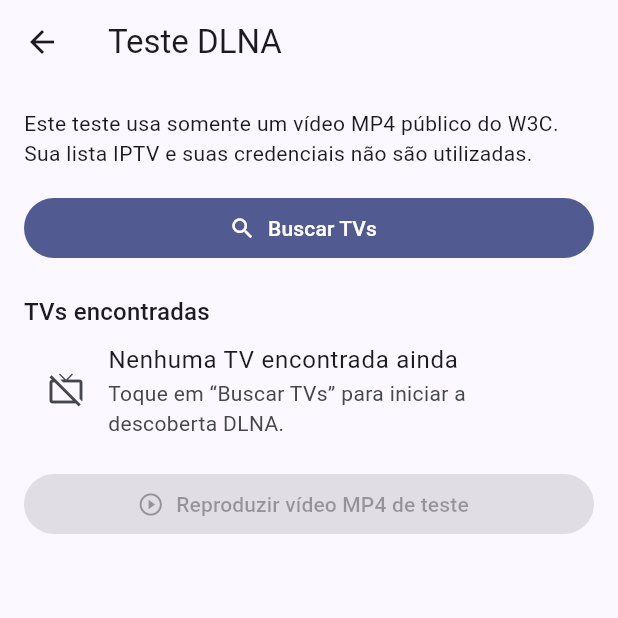
After one commit to waldecir533/streambox, a Flutter app: the DlnaTestScreen screen opened directly, on a phone screen of 412 x 824 dp, the top half of it. The commit adds this screen. Run offline on Flutter 3.47's test engine with Material 3 defaults, Android fonts, the phone set to English and light mode, and no system bars; our stand-ins replace shared_preferences, video_player; missing offline and left inert: android_intent_plus, flutter_chrome_cast, flutter_vlc_player; accounts and stored records are empty.

Commit message:
Adiciona tela visível de teste DLNA

```diff
--- /dev/null
+++ b/lib/screens/dlna_test_screen.dart
@@ -0,0 +1,244 @@
+import 'dart:async';
+import 'dart:developer' as developer;
+
+import 'package:flutter/material.dart';
+
+import '../services/dlna_service.dart';
+
+class DlnaTestScreen extends StatefulWidget {
+  const DlnaTestScreen({super.key});
+
+  @override
+  State<DlnaTestScreen> createState() => _DlnaTestScreenState();
+}
+
+class _DlnaTestScreenState extends State<DlnaTestScreen> {
+  final _dlna = DlnaService();
+  StreamSubscription<List<DlnaDevice>>? _subscription;
+  List<DlnaDevice> _devices = const [];
+  DlnaDevice? _selectedDevice;
+  final Set<DlnaTestStage> _acceptedStages = {};
+  bool _searching = false;
+  bool _testing = false;
+  bool _testFinished = false;
+  String? _message;
+
+  @override
+  void initState() {
+    super.initState();
+    _subscription = _dlna.devices.listen((devices) {
+      if (!mounted) return;
+      setState(() {
+        _devices = devices;
+        if (_selectedDevice != null &&
+            !devices.any((device) => device.id == _selectedDevice!.id)) {
+          _selectedDevice = null;
+        }
+      });
+    });
+  }
+
+  Future<void> _search() async {
+    if (_searching || _testing) return;
+    setState(() {
+      _searching = true;
+      _message = null;
+      _selectedDevice = null;
+      _acceptedStages.clear();
+      _testFinished = false;
+    });
+    try {
+      await _dlna.discover();
+      if (mounted && _devices.isEmpty) {
+        setState(() => _message =
+            'Nenhuma TV DLNA foi encontrada. Confirme que os aparelhos estão na mesma rede Wi-Fi.');
+      }
+    } on DlnaException catch (error) {
+      if (mounted) setState(() => _message = error.message);
+    } catch (error, stackTrace) {
+      developer.log(
+        'Falha na busca do teste DLNA',
+        name: 'StreamBox.DLNA.Test',
+        error: error,
+        stackTrace: stackTrace,
+      );
+      if (mounted) {
+        setState(() => _message = 'Não foi possível buscar TVs agora.');
+      }
+    } finally {
+      if (mounted) setState(() => _searching = false);
+    }
+  }
+
+  Future<void> _playTestVideo() async {
+    final device = _selectedDevice;
+    if (device == null || _testing) return;
+    setState(() {
+      _testing = true;
+      _testFinished = false;
+      _acceptedStages.clear();
+      _message = null;
+    });
+    try {
+      await _dlna.testPublicVideo(
+        device,
+        onStage: (stage) {
+          if (mounted) setState(() => _acceptedStages.add(stage));
+        },
+      );
+      if (mounted) {
+        setState(() => _message =
+            'Teste concluído: o vídeo MP4 público foi enviado para a TV.');
+      }
+    } on DlnaException catch (error) {
+      if (mounted) setState(() => _message = error.message);
+    } catch (error, stackTrace) {
+      developer.log(
+        'Falha inesperada no teste DLNA',
+        name: 'StreamBox.DLNA.Test',
+        error: error,
+        stackTrace: stackTrace,
+      );
+      if (mounted) {
+        setState(() => _message = 'Não foi possível reproduzir o vídeo de teste.');
+      }
+    } finally {
+      if (mounted) {
+        setState(() {
+          _testing = false;
+          _testFinished = true;
+        });
+      }
+    }
+  }
+
+  Future<void> _cancel() async {
+    await _dlna.stopDiscovery();
+    if (mounted) setState(() => _searching = false);
+  }
+
+  @override
+  void dispose() {
+    unawaited(_subscription?.cancel());
+    unawaited(_dlna.dispose());
+    super.dispose();
+  }
+
+  @override
+  Widget build(BuildContext context) {
+    return Scaffold(
+      appBar: AppBar(title: const Text('Teste DLNA')),
+      body: SafeArea(
+        child: ListView(
+          padding: const EdgeInsets.all(16),
+          children: [
+            const Text(
+              'Este teste usa somente um vídeo MP4 público do W3C. Sua lista IPTV e suas credenciais não são utilizadas.',
+            ),
+            const SizedBox(height: 16),
+            FilledButton.icon(
+              onPressed: _searching || _testing ? null : _search,
+              icon: const Icon(Icons.search),
+              label: const Text('Buscar TVs'),
+            ),
+            if (_searching) ...[
+              const SizedBox(height: 12),
+              const LinearProgressIndicator(),
+              TextButton.icon(
+                onPressed: _cancel,
+                icon: const Icon(Icons.cancel_outlined),
+                label: const Text('Cancelar busca'),
+              ),
+            ],
+            if (_message != null) ...[
+              const SizedBox(height: 12),
+              Card(
+                child: Padding(
+                  padding: const EdgeInsets.all(16),
+                  child: Text(_message!),
+                ),
+              ),
+            ],
+            const SizedBox(height: 20),
+            Text('TVs encontradas', style: Theme.of(context).textTheme.titleMedium),
+            if (!_searching && _devices.isEmpty)
+              const ListTile(
+                leading: Icon(Icons.tv_off_outlined),
+                title: Text('Nenhuma TV encontrada ainda'),
+                subtitle: Text('Toque em “Buscar TVs” para iniciar a descoberta DLNA.'),
+              ),
+            for (final device in _devices)
+              ListTile(
+                selected: _selectedDevice?.id == device.id,
+                leading: Icon(
+                  _selectedDevice?.id == device.id
+                      ? Icons.radio_button_checked
+                      : Icons.radio_button_off,
+                ),
+                onTap: _testing
+                    ? null
+                    : () => setState(() {
+                          _selectedDevice = device;
+                          _acceptedStages.clear();
+                          _testFinished = false;
+                          _message = null;
+                        }),
+                title: Text(device.name),
+                subtitle: Text(
+                  '${device.manufacturer ?? 'Smart TV'} • ${device.model ?? 'DLNA/UPnP'}',
+                ),
+              ),
+            const SizedBox(height: 12),
+            FilledButton.tonalIcon(
+              onPressed: _selectedDevice == null || _searching || _testing
+                  ? null
+                  : _playTestVideo,
+              icon: const Icon(Icons.play_circle_outline),
+              label: const Text('Reproduzir vídeo MP4 de teste'),
+            ),
+            if (_selectedDevice != null) ...[
+              const SizedBox(height: 20),
+              Text('Resultado', style: Theme.of(context).textTheme.titleMedium),
+              _stageTile(DlnaTestStage.tvFound, 'TV encontrada'),
+              _stageTile(
+                DlnaTestStage.setUriAccepted,
+                'SetAVTransportURI aceito pela TV',
+              ),
+              _stageTile(DlnaTestStage.playAccepted, 'Play aceito pela TV'),
+            ],
+          ],
+        ),
+      ),
+    );
+  }
+
+  Widget _stageTile(DlnaTestStage stage, String label) {
+    final accepted = _acceptedStages.contains(stage);
+    final firstMissing = DlnaTestStage.values
+        .where((value) => !_acceptedStages.contains(value))
+        .firstOrNull;
+    final failed = _testFinished && !accepted && firstMissing == stage;
+    return ListTile(
+      leading: Icon(
+        accepted
+            ? Icons.check_circle
+            : failed
+                ? Icons.error_outline
+                : Icons.pending_outlined,
+        color: accepted
+            ? Colors.green
+            : failed
+                ? Theme.of(context).colorScheme.error
+                : null,
+      ),
+      title: Text(label),
+      subtitle: Text(
+        accepted
+            ? 'Concluído com sucesso'
+            : failed
+                ? 'A TV não aceitou esta etapa'
+                : 'Aguardando o teste',
+      ),
+    );
+  }
+}
--- a/pubspec.yaml
+++ b/pubspec.yaml
@@ -1,5 +1,5 @@
 name: streambox
-version: 0.7.1+11
+version: 0.7.2+12
 publish_to: 'none'
 description: Flutter MVP for playing user-provided, authorized M3U/HLS streams.
 
```
Also changed, not shown: lib/screens/home_screen.dart (+7 -1 lines), 1 other file.
